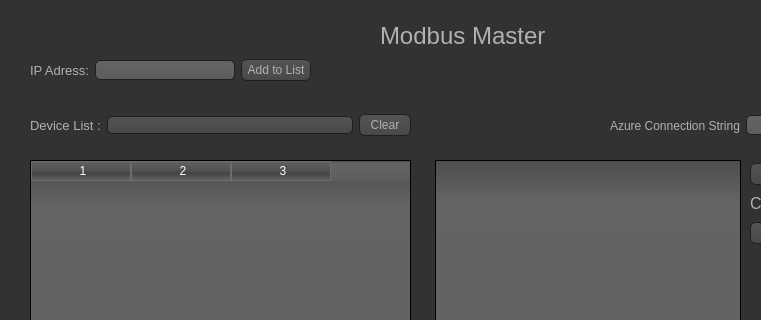
This is new.ui in erhan-namli/modbus-master-service-azure as Qt 5 draws it before an edit; both pictures show x 0 to 761 and y 0 to 320 of the 990 by 739 pixel window. The edited form follows.
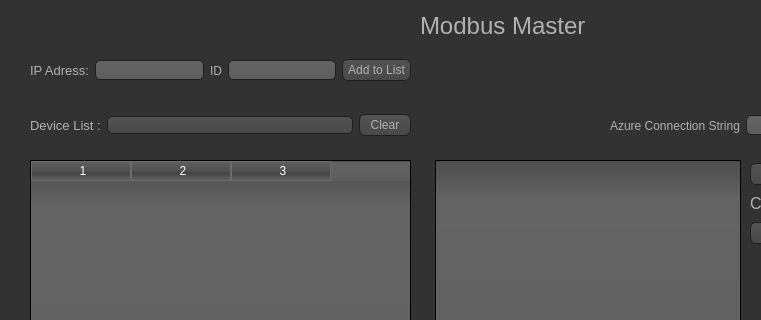
This is the edited form. Icons and pictures are not drawn.

Diff of the .ui file:
```diff
--- a/new.ui
+++ b/new.ui
@@ -540,7 +540,7 @@
      <rect>
       <x>30</x>
       <y>40</y>
-      <width>281</width>
+      <width>381</width>
       <height>61</height>
      </rect>
     </property>
@@ -560,6 +560,16 @@
      <item>
       <widget class="QLineEdit" name="_lneIp"/>
      </item>
+     <item>
+      <widget class="QLabel" name="label_11">
+       <property name="text">
+        <string>ID</string>
+       </property>
+      </widget>
+     </item>
+     <item>
+      <widget class="QLineEdit" name="lne_IDNumber"/>
+     </item>
      <item>
       <widget class="QPushButton" name="btn_addiptolist">
        <property name="text">
@@ -572,8 +582,8 @@
    <widget class="QLabel" name="label_2">
     <property name="geometry">
      <rect>
-      <x>380</x>
-      <y>10</y>
+      <x>420</x>
+      <y>0</y>
       <width>211</width>
       <height>51</height>
      </rect>
```
